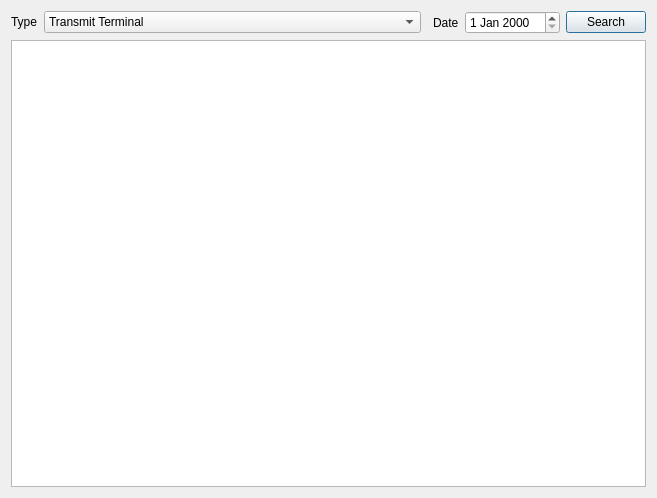
First picture: the form in ui/design/saved_data_window.ui, repository SourabhSNath/QT_Protocol_System, before the edit.
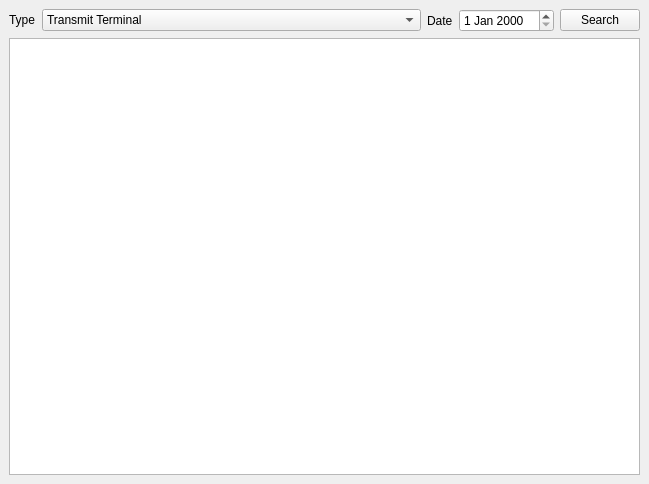
Second picture: the form after the edit.

Commit message: Tablewidget updates fixed by changing second window to QMainWindow from QDialog

```diff
--- a/ui/design/saved_data_window.ui
+++ b/ui/design/saved_data_window.ui
@@ -1,19 +1,20 @@
 <?xml version="1.0" encoding="UTF-8"?>
 <ui version="4.0">
- <class>Dialog</class>
- <widget class="QDialog" name="Dialog">
+ <class>MainWindow</class>
+ <widget class="QMainWindow" name="MainWindow">
   <property name="geometry">
    <rect>
     <x>0</x>
     <y>0</y>
-    <width>657</width>
-    <height>498</height>
+    <width>649</width>
+    <height>484</height>
    </rect>
   </property>
   <property name="windowTitle">
    <string>Saved Data Viewer</string>
   </property>
-  <layout class="QGridLayout" name="gridLayout" columnstretch="2,0,0,0">
+  <widget class="QWidget" name="centralwidget">
+   <layout class="QGridLayout" name="gridLayout" columnstretch="2,0,0">
    <item row="0" column="0">
     <layout class="QFormLayout" name="type_box">
      <item row="0" column="0">
@@ -39,7 +40,7 @@
      </item>
     </layout>
    </item>
-   <item row="0" column="2">
+    <item row="0" column="1">
     <layout class="QFormLayout" name="date_box">
      <item row="0" column="0">
       <widget class="QLabel" name="date_label">
@@ -53,17 +54,18 @@
      </item>
     </layout>
    </item>
-   <item row="0" column="3">
+    <item row="0" column="2">
     <widget class="QPushButton" name="search_button">
      <property name="text">
       <string>Search</string>
      </property>
     </widget>
    </item>
-   <item row="1" column="0" colspan="4">
-    <widget class="QTableWidget" name="data_tableWidget"/>
-   </item>
-  </layout>
+    <item row="1" column="0" colspan="3">
+     <widget class="QTableWidget" name="data_table"/>
+    </item>
+   </layout>
+  </widget>
  </widget>
  <resources/>
  <connections/>
```
Left out of the diff: 4 changed lines with no effect on the pictures. Lines whose indentation alone changed are shown as unchanged. The commit also changes 5 other files.
